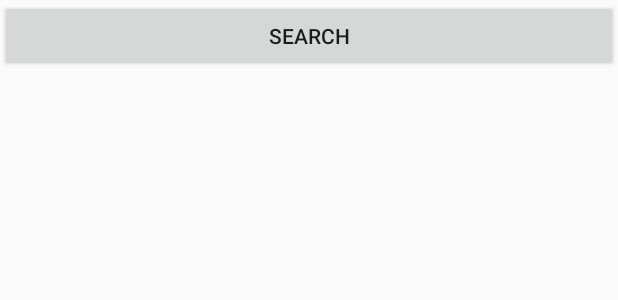
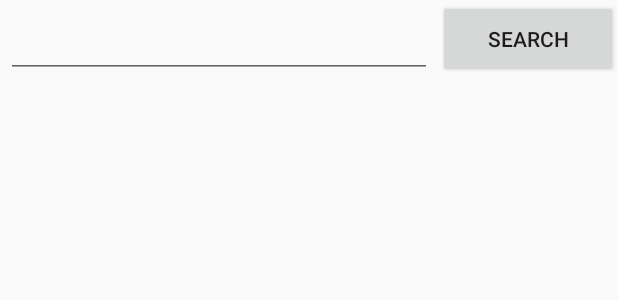
Before and after one commit to chandramohan11mx08/gallery-android-app, an Android app: the layout activity_main.xml on its own in the app's theme, with its tools: preview values and no code run, on a phone screen of 412 x 824 dp. Shown: the top 300 px of the screen. Run offline under Robolectric (Android 15) with nearby library versions, the phone set to English and light mode, and no system bars.

Commit message:
wire text based search

```diff
--- a/app/src/main/AndroidManifest.xml
+++ b/app/src/main/AndroidManifest.xml
@@ -2,6 +2,7 @@
 <manifest xmlns:android="http://schemas.android.com/apk/res/android"
     package="com.gallery.app" >
 
+    <uses-permission android:name="android.permission.ACCESS_NETWORK_STATE" />
     <uses-permission android:name="android.permission.INTERNET" />
 
     <application
--- a/app/src/main/java/com/gallery/app/GalleryApplication.java
+++ b/app/src/main/java/com/gallery/app/GalleryApplication.java
@@ -18,7 +18,7 @@ public class GalleryApplication extends Application {
         }
     }
 
-    public Context getContext(){
+    public static Context getContext(){
         return mContext;
     }
 }
--- a/app/src/main/res/layout/activity_main.xml
+++ b/app/src/main/res/layout/activity_main.xml
@@ -1,24 +1,38 @@
 <?xml version="1.0" encoding="utf-8"?>
-<LinearLayout xmlns:android="http://schemas.android.com/apk/res/android"
+<RelativeLayout xmlns:android="http://schemas.android.com/apk/res/android"
     xmlns:tools="http://schemas.android.com/tools"
     android:layout_width="match_parent"
     android:layout_height="match_parent"
+    android:descendantFocusability="beforeDescendants"
+    android:focusableInTouchMode="true"
     android:orientation="vertical"
     tools:context=".activities.MainActivity">
 
+    <EditText
+        android:id="@+id/search_edit"
+        android:layout_width="wrap_content"
+        android:layout_height="48dp"
+        android:layout_alignParentLeft="true"
+        android:layout_margin="4dp"
+        android:layout_toLeftOf="@+id/search" />
+
     <Button
         android:id="@+id/search"
-        android:text="search"
-        android:layout_width="match_parent"
-        android:layout_height="wrap_content" />
+        android:layout_width="120dp"
+        android:layout_height="52dp"
+        android:layout_alignBottom="@+id/search_edit"
+        android:layout_alignParentRight="true"
+        android:text="search" />
 
     <GridView
         android:id="@+id/grid_view"
         android:layout_width="match_parent"
         android:layout_height="wrap_content"
+        android:layout_alignParentBottom="true"
+        android:layout_below="@+id/search_edit"
         android:horizontalSpacing="1dp"
         android:listSelector="@android:color/transparent"
         android:numColumns="2"
         android:stretchMode="columnWidth"
         android:verticalSpacing="1dp" />
-</LinearLayout>
+</RelativeLayout>
```
Also changed, not shown: app/src/main/java/com/gallery/app/activities/MainActivity.java (+20 -3 lines), app/src/main/java/com/gallery/app/helpers/AppUtils.java (+31 -0 lines).
